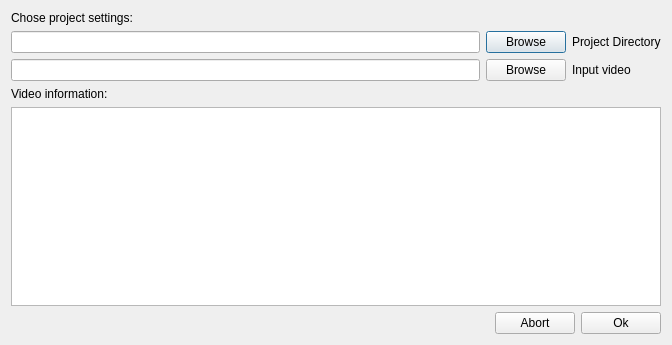
The window that slowmoVideo/slowmoUI/newprojectdialog.ui (slowmoVideo/slowmoVideo) describes before a commit, drawn with Qt 5.
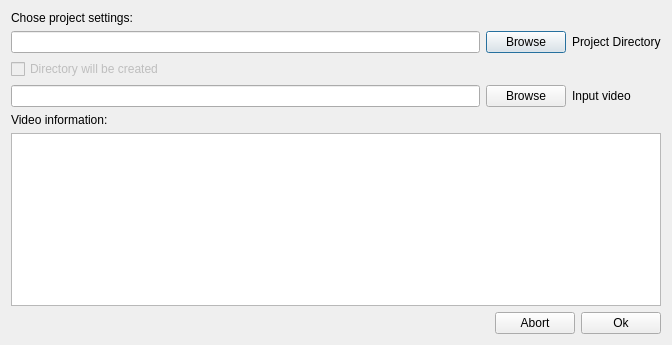
The same window after the commit.

Commit message: Slowmo: Project loading, creates directory structure and extracts frames.

What changed in the file:
```diff
--- a/slowmoVideo/slowmoUI/newprojectdialog.ui
+++ b/slowmoVideo/slowmoUI/newprojectdialog.ui
@@ -31,27 +31,27 @@
      </property>
     </widget>
    </item>
-   <item row="2" column="1" colspan="5">
+   <item row="3" column="1" colspan="5">
     <widget class="QPushButton" name="browseInputVideo">
      <property name="text">
       <string>Browse</string>
      </property>
     </widget>
    </item>
-   <item row="2" column="0">
+   <item row="3" column="0">
     <widget class="QLineEdit" name="inputVideo"/>
    </item>
-   <item row="2" column="6">
+   <item row="3" column="6">
     <widget class="QLabel" name="lblInputVideo">
      <property name="text">
       <string>Input video</string>
      </property>
     </widget>
    </item>
-   <item row="4" column="0" colspan="7">
+   <item row="5" column="0" colspan="7">
     <widget class="QPlainTextEdit" name="txtVideoInfo"/>
    </item>
-   <item row="3" column="0">
+   <item row="4" column="0">
     <widget class="QLabel" name="lblVideoInfo">
      <property name="text">
       <string>Video information:</string>
@@ -65,7 +65,7 @@
      </property>
     </widget>
    </item>
-   <item row="5" column="0" colspan="7">
+   <item row="6" column="0" colspan="7">
     <layout class="QHBoxLayout" name="horizontalLayout">
      <item>
       <spacer name="horizontalSpacer">
@@ -102,6 +102,22 @@
      </item>
     </layout>
    </item>
+   <item row="2" column="0">
+    <widget class="QCheckBox" name="cbDirectoryCreated">
+     <property name="enabled">
+      <bool>false</bool>
+     </property>
+     <property name="text">
+      <string>Directory will be created</string>
+     </property>
+     <property name="checkable">
+      <bool>true</bool>
+     </property>
+     <property name="checked">
+      <bool>false</bool>
+     </property>
+    </widget>
+   </item>
   </layout>
  </widget>
  <resources/>
```
The commit also changes 16 other files.
